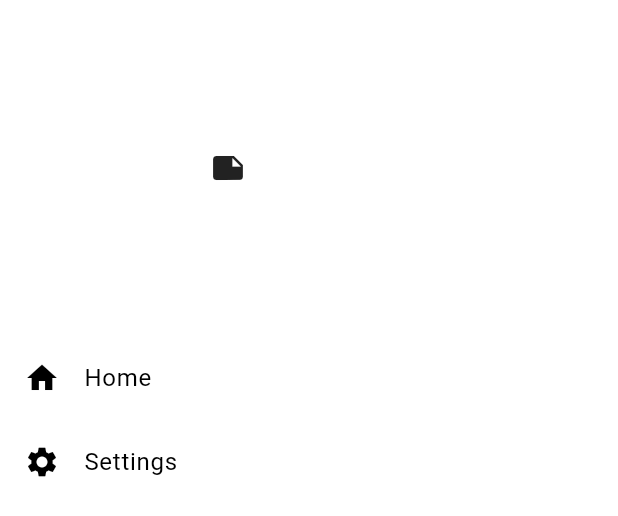
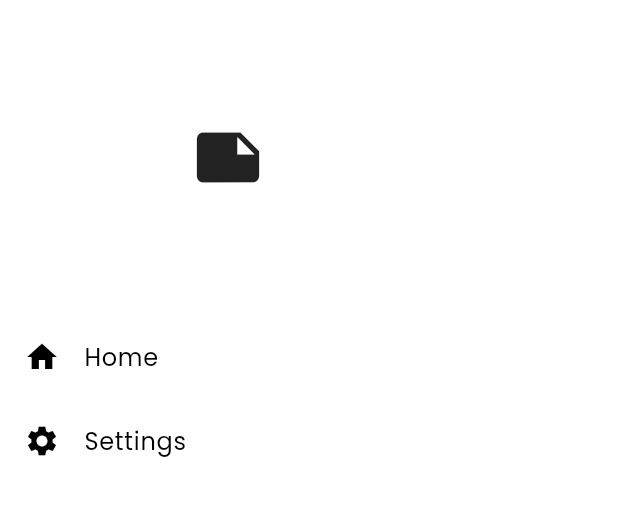
Before and after one commit to prathamesh-mali/Notes-App, a Flutter app: the CustomDrawer widget shown alone on an empty page, opened directly, on a phone screen of 412 x 824 dp. Shown: the top 516 px of the screen. Run offline on Flutter 3.47's test engine with Material 3 defaults, Android fonts, the phone set to English and light mode, and no system bars; our stand-ins replace isar, popover; accounts and stored records are empty; generated files the repository leaves out were written again.

Commit message:
Font updated

```diff
--- a/lib/components/drawer.dart
+++ b/lib/components/drawer.dart
@@ -11,9 +11,12 @@ class CustomDrawer extends StatelessWidget {
       child: Column(
         children: [
           const Padding(
-            padding: EdgeInsets.all(100.0),
+            padding: EdgeInsets.all(80.0),
             child: SizedBox(
-              child: Icon(Icons.note),
+              child: Icon(
+                Icons.note,
+                size: 50.0,
+              ),
             ),
           ),
           DrawerTile(
--- a/lib/components/drawer_tile.dart
+++ b/lib/components/drawer_tile.dart
@@ -20,7 +20,10 @@ class _DrawerTileState extends State<DrawerTile> {
   @override
   Widget build(BuildContext context) {
     return ListTile(
-      title: Text(widget.title),
+      title: Text(
+        widget.title,
+        style: const TextStyle(fontFamily: 'Poppins'),
+      ),
       leading: widget.leading,
       onTap: widget.onTap,
     );
--- a/lib/components/note_setting.dart
+++ b/lib/components/note_setting.dart
@@ -26,6 +26,7 @@ class NoteSetting extends StatelessWidget {
               child: Text(
                 'Edit',
                 style: TextStyle(
+                  fontFamily: 'Poppins',
                   color: Theme.of(context).colorScheme.inversePrimary,
                   fontWeight: FontWeight.bold,
                 ),
--- a/lib/components/note_tile.dart
+++ b/lib/components/note_tile.dart
@@ -21,7 +21,10 @@ class NoteTile extends StatelessWidget {
         borderRadius: BorderRadius.circular(10),
       ),
       child: ListTile(
-        title: Text(text),
+        title: Text(
+          text,
+          style: const TextStyle(fontFamily: 'Poppins'),
+        ),
         tileColor: Theme.of(context).colorScheme.primary,
         shape:
             ContinuousRectangleBorder(borderRadius: BorderRadius.circular(20)),
--- a/lib/pages/settings_page.dart
+++ b/lib/pages/settings_page.dart
@@ -16,7 +16,7 @@ class _SettingsPageState extends State<SettingsPage> {
       backgroundColor: Theme.of(context).colorScheme.background,
       appBar: AppBar(
         backgroundColor: Colors.transparent,
-        elevation: 0,
+        elevation: 5,
         foregroundColor: Theme.of(context).colorScheme.inversePrimary,
       ),
       body: Padding(
@@ -36,12 +36,13 @@ class _SettingsPageState extends State<SettingsPage> {
               //dark mode
               Text("Dark Mode",
                   style: TextStyle(
+                      fontFamily: 'Poppins',
                       color: Theme.of(context).colorScheme.inversePrimary,
                       fontSize: 20)),
 
               //switch
               Switch(
-                activeColor: Theme.of(context).colorScheme.inversePrimary,
+                activeColor: Colors.green,
                 value: Provider.of<ThemeProvider>(context, listen: false)
                     .isDarkMode,
                 onChanged: (value) {
```
Also changed, not shown: lib/pages/home_page.dart (+26 -4 lines), pubspec.yaml (+6 -6 lines), assets/fonts/Poppins-Bold.ttf (added), assets/fonts/Poppins-Medium.ttf (added), assets/fonts/Poppins-Regular.ttf (added).
